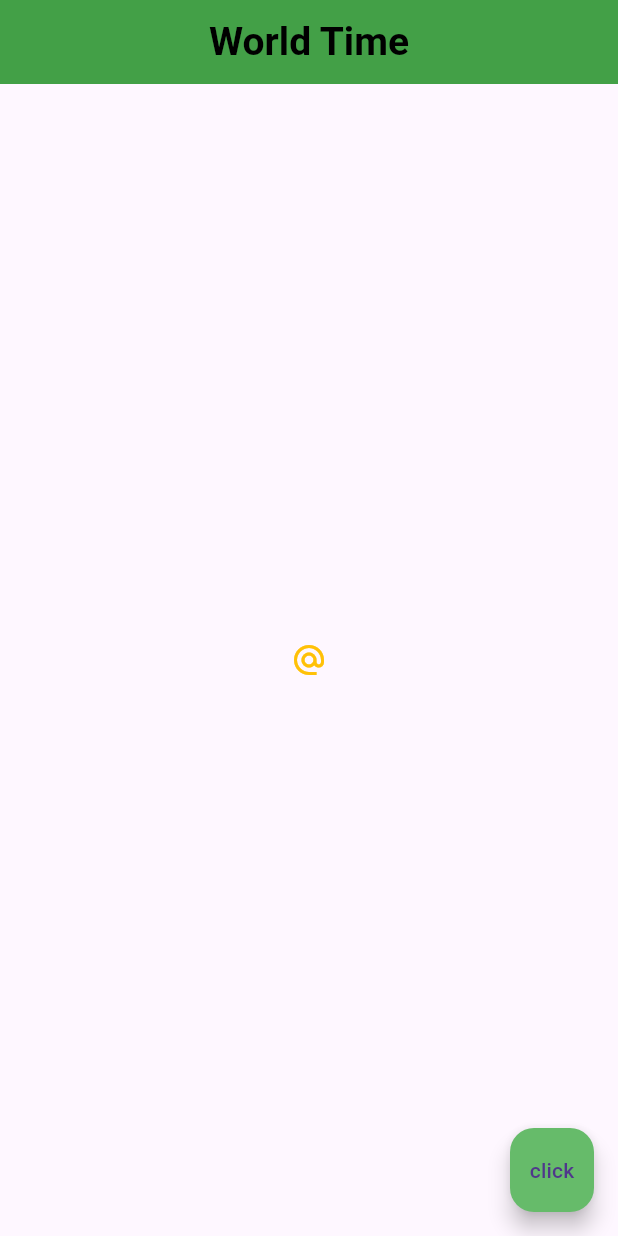
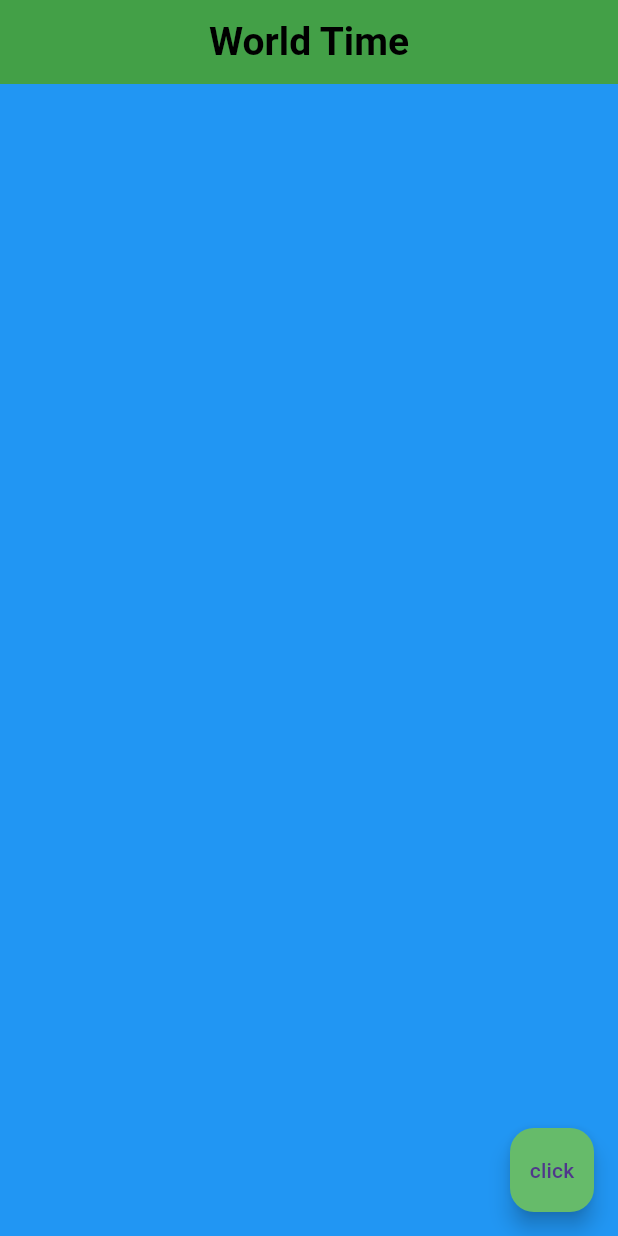
Before and after one commit to Vishnu1562/Flutter_world_time_app, a Flutter app: the screen it shows after launch, on a phone screen of 412 x 824 dp. Run offline on Flutter 3.47's test engine with Material 3 defaults, Android fonts, the phone set to English and light mode, and no system bars.

Commit message:
removed assets

```diff
--- a/lib/main.dart
+++ b/lib/main.dart
@@ -22,10 +22,8 @@ class Home extends StatelessWidget {
         centerTitle: true,
         backgroundColor: Colors.green[600],
       ),
-      body: Center(
-        child: IconButton(onPressed: () {},
-            icon: Icon(Icons.alternate_email),
-        color: Colors.amber,)
+      body: Container(
+        color: Colors.blue,
       ),
       floatingActionButton: FloatingActionButton(
         onPressed: () {},
--- a/pubspec.yaml
+++ b/pubspec.yaml
@@ -58,8 +58,8 @@ flutter:
   uses-material-design: true
 
   # To add assets to your application, add an assets section, like this:
-  assets:
-     - assets/
+#  assets:
+#     - assets/
 
   # An image asset can refer to one or more resolution-specific "variants", see
   # https://flutter.dev/to/resolution-aware-images
```
